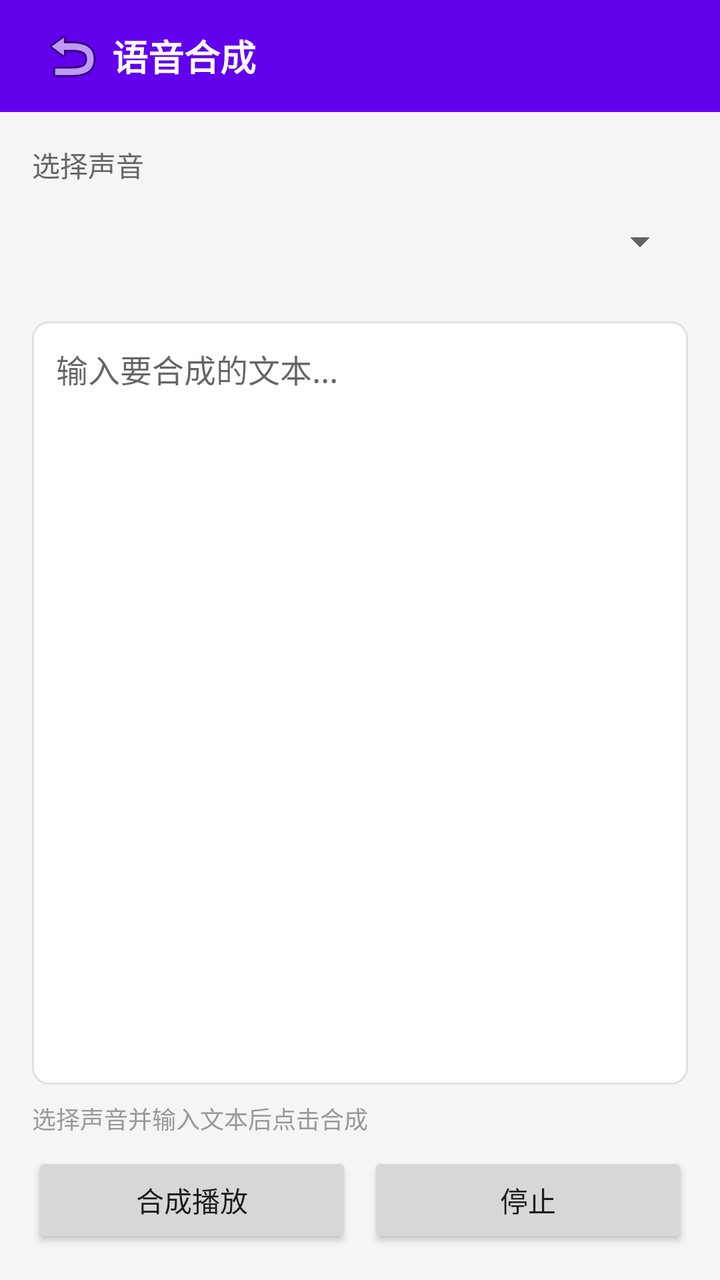
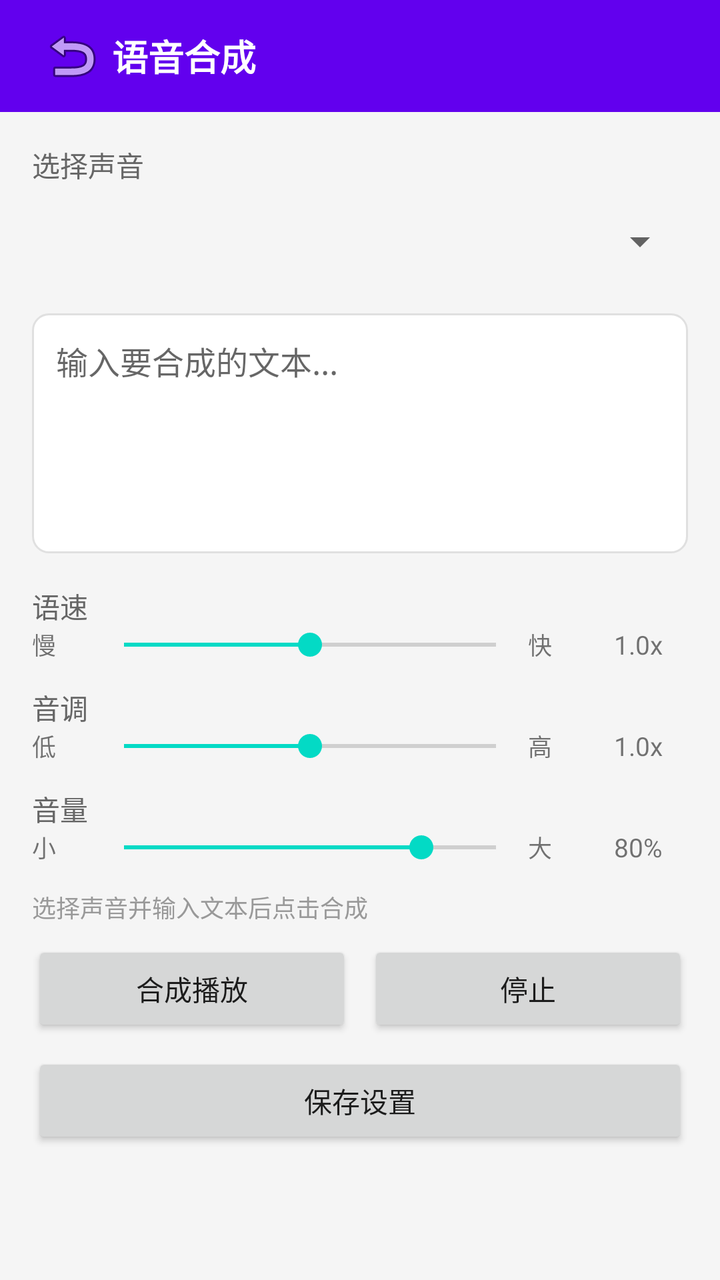

Compare the two renders of this Android layout. The source of the first and the diff that turns it into the second are given below.
<!-- AndroidManifest.xml: application theme AppTheme -->
<!-- res/layout/activity_audio_synthesis.xml -->
<?xml version="1.0" encoding="utf-8"?>
<LinearLayout xmlns:android="http://schemas.android.com/apk/res/android"
    android:layout_width="match_parent"
    android:layout_height="match_parent"
    android:orientation="vertical"
    android:background="#F5F5F5">

    <LinearLayout
        android:layout_width="match_parent"
        android:layout_height="56dp"
        android:background="#FF6200EE"
        android:gravity="center_vertical"
        android:paddingHorizontal="16dp">
        <ImageButton android:id="@+id/btn_back"
            android:layout_width="40dp" android:layout_height="40dp"
            android:src="@android:drawable/ic_menu_revert"
            android:background="?attr/selectableItemBackgroundBorderless"/>
        <TextView
            android:layout_width="0dp" android:layout_height="wrap_content"
            android:layout_weight="1" android:text="语音合成"
            android:textColor="#FFFFFF" android:textSize="18sp" android:textStyle="bold"/>
    </LinearLayout>

    <LinearLayout
        android:layout_width="match_parent"
        android:layout_height="0dp"
        android:layout_weight="1"
        android:orientation="vertical"
        android:padding="16dp">

        <TextView
            android:layout_width="wrap_content" android:layout_height="wrap_content"
            android:text="选择声音" android:textSize="14sp" android:textColor="#666666"/>
        <Spinner android:id="@+id/sp_voice"
            android:layout_width="match_parent" android:layout_height="48dp"
            android:layout_marginTop="4dp" android:layout_marginBottom="16dp"/>

        <EditText android:id="@+id/et_text"
            android:layout_width="match_parent" android:layout_height="0dp"
            android:layout_weight="1"
            android:hint="输入要合成的文本..."
            android:gravity="top|start"
            android:background="@drawable/item_bg"
            android:padding="12dp"
            android:textSize="16sp"
            android:inputType="textMultiLine"/>

        <TextView android:id="@+id/tv_status"
            android:layout_width="match_parent" android:layout_height="wrap_content"
            android:text="选择声音并输入文本后点击合成"
            android:textSize="12sp" android:textColor="#999999"
            android:layout_marginTop="8dp"/>

        <LinearLayout
            android:layout_width="match_parent" android:layout_height="wrap_content"
            android:orientation="horizontal" android:layout_marginTop="8dp">
            <Button android:id="@+id/btn_speak"
                android:layout_width="0dp" android:layout_height="48dp"
                android:layout_weight="1" android:text="合成播放"/>
            <Button android:id="@+id/btn_stop"
                android:layout_width="0dp" android:layout_height="48dp"
                android:layout_weight="1" android:text="停止" android:layout_marginStart="8dp"/>
        </LinearLayout>
    </LinearLayout>
</LinearLayout>
<!-- resources referenced by this layout -->
<resources>
  <!-- drawable item_bg (drawable) -->
  <?xml version="1.0" encoding="utf-8"?>
  <shape xmlns:android="http://schemas.android.com/apk/res/android"
      android:shape="rectangle">
      <solid android:color="#FFFFFF"/>
      <corners android:radius="8dp"/>
      <stroke android:width="1dp" android:color="#E0E0E0"/>
  </shape>
  <style name="AppTheme" parent="Theme.AppCompat.Light.NoActionBar">
          <item name="colorPrimary">#FF6200EE</item>
          <item name="colorPrimaryDark">#FF3700B3</item>
          <item name="colorAccent">#FF03DAC5</item>
      </style>
</resources>

<!-- the commit's change to res/layout/activity_audio_synthesis.xml (unified diff, before → after) -->
@@ -21,45 +21,114 @@
             android:textColor="#FFFFFF" android:textSize="18sp" android:textStyle="bold"/>
     </LinearLayout>
 
-    <LinearLayout
+    <ScrollView
         android:layout_width="match_parent"
         android:layout_height="0dp"
-        android:layout_weight="1"
-        android:orientation="vertical"
-        android:padding="16dp">
-
-        <TextView
-            android:layout_width="wrap_content" android:layout_height="wrap_content"
-            android:text="选择声音" android:textSize="14sp" android:textColor="#666666"/>
-        <Spinner android:id="@+id/sp_voice"
-            android:layout_width="match_parent" android:layout_height="48dp"
-            android:layout_marginTop="4dp" android:layout_marginBottom="16dp"/>
-
-        <EditText android:id="@+id/et_text"
-            android:layout_width="match_parent" android:layout_height="0dp"
-            android:layout_weight="1"
-            android:hint="输入要合成的文本..."
-            android:gravity="top|start"
-            android:background="@drawable/item_bg"
-            android:padding="12dp"
-            android:textSize="16sp"
-            android:inputType="textMultiLine"/>
-
-        <TextView android:id="@+id/tv_status"
-            android:layout_width="match_parent" android:layout_height="wrap_content"
-            android:text="选择声音并输入文本后点击合成"
-            android:textSize="12sp" android:textColor="#999999"
-            android:layout_marginTop="8dp"/>
+        android:layout_weight="1">
 
         <LinearLayout
-            android:layout_width="match_parent" android:layout_height="wrap_content"
-            android:orientation="horizontal" android:layout_marginTop="8dp">
-            <Button android:id="@+id/btn_speak"
-                android:layout_width="0dp" android:layout_height="48dp"
-                android:layout_weight="1" android:text="合成播放"/>
-            <Button android:id="@+id/btn_stop"
-                android:layout_width="0dp" android:layout_height="48dp"
-                android:layout_weight="1" android:text="停止" android:layout_marginStart="8dp"/>
+            android:layout_width="match_parent"
+            android:layout_height="wrap_content"
+            android:orientation="vertical"
+            android:padding="16dp">
+
+            
+            <TextView android:layout_width="wrap_content" android:layout_height="wrap_content"
+                android:text="选择声音" android:textSize="14sp" android:textColor="#666666"/>
+            <Spinner android:id="@+id/sp_voice"
+                android:layout_width="match_parent" android:layout_height="48dp"
+                android:layout_marginTop="4dp"/>
+
+            
+            <EditText android:id="@+id/et_text"
+                android:layout_width="match_parent" android:layout_height="120dp"
+                android:hint="输入要合成的文本..."
+                android:gravity="top|start"
+                android:background="@drawable/item_bg"
+                android:padding="12dp"
+                android:textSize="16sp"
+                android:inputType="textMultiLine"
+                android:layout_marginTop="12dp"/>
+
+            
+            <TextView android:layout_width="wrap_content" android:layout_height="wrap_content"
+                android:text="语速" android:textSize="14sp" android:textColor="#666666"
+                android:layout_marginTop="16dp"/>
+            <LinearLayout
+                android:layout_width="match_parent" android:layout_height="wrap_content"
+                android:orientation="horizontal" android:gravity="center_vertical">
+                <TextView android:layout_width="30dp" android:layout_height="wrap_content"
+                    android:text="慢" android:textSize="12sp"/>
+                <SeekBar android:id="@+id/sb_speed"
+                    android:layout_width="0dp" android:layout_height="wrap_content"
+                    android:layout_weight="1" android:max="100" android:progress="50"/>
+                <TextView android:layout_width="30dp" android:layout_height="wrap_content"
+                    android:text="快" android:textSize="12sp"/>
+                <TextView android:id="@+id/tv_speed_value"
+                    android:layout_width="50dp" android:layout_height="wrap_content"
+                    android:text="1.0x" android:gravity="center" android:textSize="13sp"/>
+            </LinearLayout>
+
+            
+            <TextView android:layout_width="wrap_content" android:layout_height="wrap_content"
+                android:text="音调" android:textSize="14sp" android:textColor="#666666"
+                android:layout_marginTop="12dp"/>
+            <LinearLayout
+                android:layout_width="match_parent" android:layout_height="wrap_content"
+                android:orientation="horizontal" android:gravity="center_vertical">
+                <TextView android:layout_width="30dp" android:layout_height="wrap_content"
+                    android:text="低" android:textSize="12sp"/>
+                <SeekBar android:id="@+id/sb_tone"
+                    android:layout_width="0dp" android:layout_height="wrap_content"
+                    android:layout_weight="1" android:max="100" android:progress="50"/>
+                <TextView android:layout_width="30dp" android:layout_height="wrap_content"
+                    android:text="高" android:textSize="12sp"/>
+                <TextView android:id="@+id/tv_tone_value"
+                    android:layout_width="50dp" android:layout_height="wrap_content"
+                    android:text="1.0x" android:gravity="center" android:textSize="13sp"/>
+            </LinearLayout>
+
+            
+            <TextView android:layout_width="wrap_content" android:layout_height="wrap_content"
+                android:text="音量" android:textSize="14sp" android:textColor="#666666"
+                android:layout_marginTop="12dp"/>
+            <LinearLayout
+                android:layout_width="match_parent" android:layout_height="wrap_content"
+                android:orientation="horizontal" android:gravity="center_vertical">
+                <TextView android:layout_width="30dp" android:layout_height="wrap_content"
+                    android:text="小" android:textSize="12sp"/>
+                <SeekBar android:id="@+id/sb_volume"
+                    android:layout_width="0dp" android:layout_height="wrap_content"
+                    android:layout_weight="1" android:max="100" android:progress="80"/>
+                <TextView android:layout_width="30dp" android:layout_height="wrap_content"
+                    android:text="大" android:textSize="12sp"/>
+                <TextView android:id="@+id/tv_volume_value"
+                    android:layout_width="50dp" android:layout_height="wrap_content"
+                    android:text="80%" android:gravity="center" android:textSize="13sp"/>
+            </LinearLayout>
+
+            
+            <TextView android:id="@+id/tv_status"
+                android:layout_width="match_parent" android:layout_height="wrap_content"
+                android:text="选择声音并输入文本后点击合成"
+                android:textSize="12sp" android:textColor="#999999"
+                android:layout_marginTop="12dp"/>
+
+            
+            <LinearLayout
+                android:layout_width="match_parent" android:layout_height="wrap_content"
+                android:orientation="horizontal" android:layout_marginTop="8dp">
+                <Button android:id="@+id/btn_speak"
+                    android:layout_width="0dp" android:layout_height="48dp"
+                    android:layout_weight="1" android:text="合成播放"/>
+                <Button android:id="@+id/btn_stop"
+                    android:layout_width="0dp" android:layout_height="48dp"
+                    android:layout_weight="1" android:text="停止" android:layout_marginStart="8dp"/>
+            </LinearLayout>
+
+            <Button android:id="@+id/btn_save_synth"
+                android:layout_width="match_parent" android:layout_height="48dp"
+                android:text="保存设置" android:layout_marginTop="8dp"/>
         </LinearLayout>
-    </LinearLayout>
+    </ScrollView>
 </LinearLayout>
